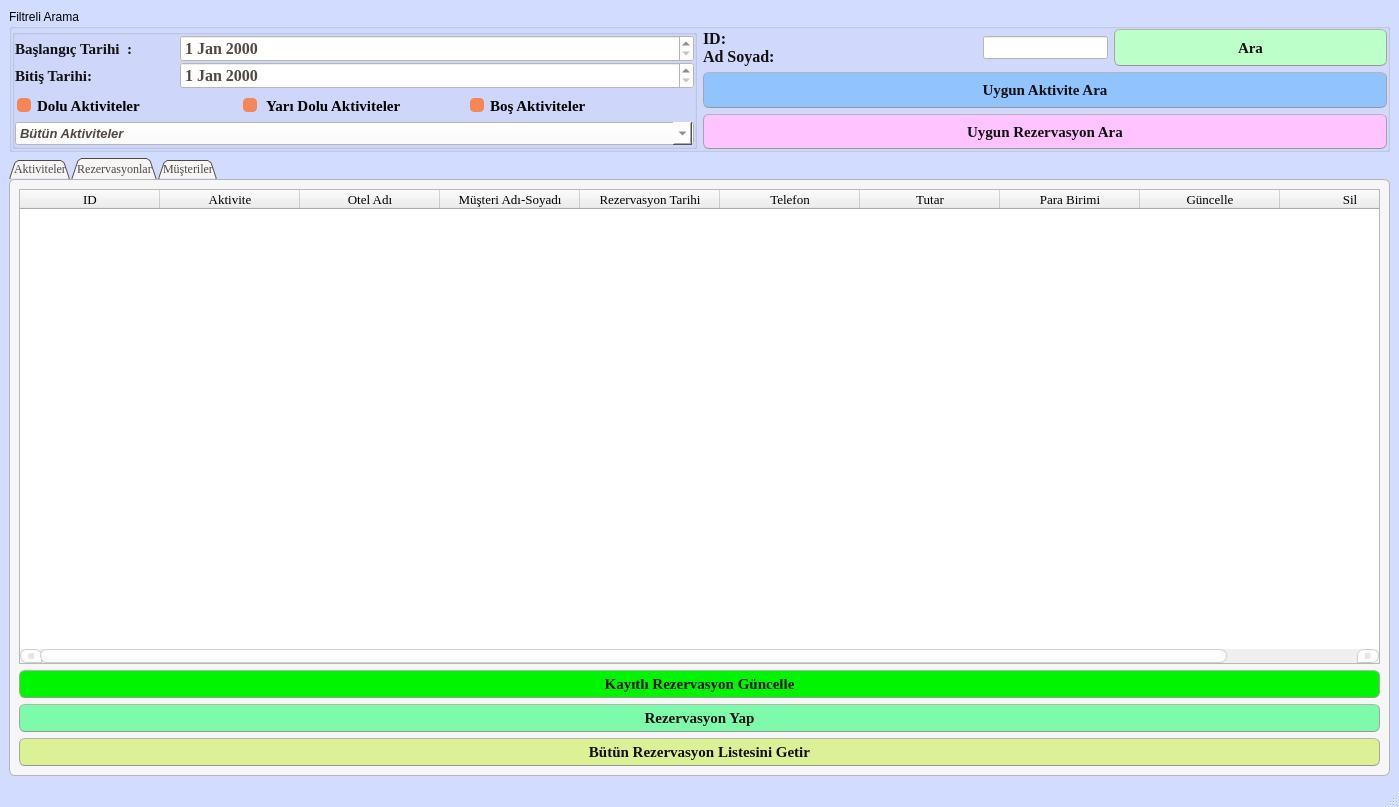
The window that ui_designs/rezTakip.ui (subhanakbenli/Rezervasyon-Takip-Program-) describes before a commit, drawn with Qt 5.
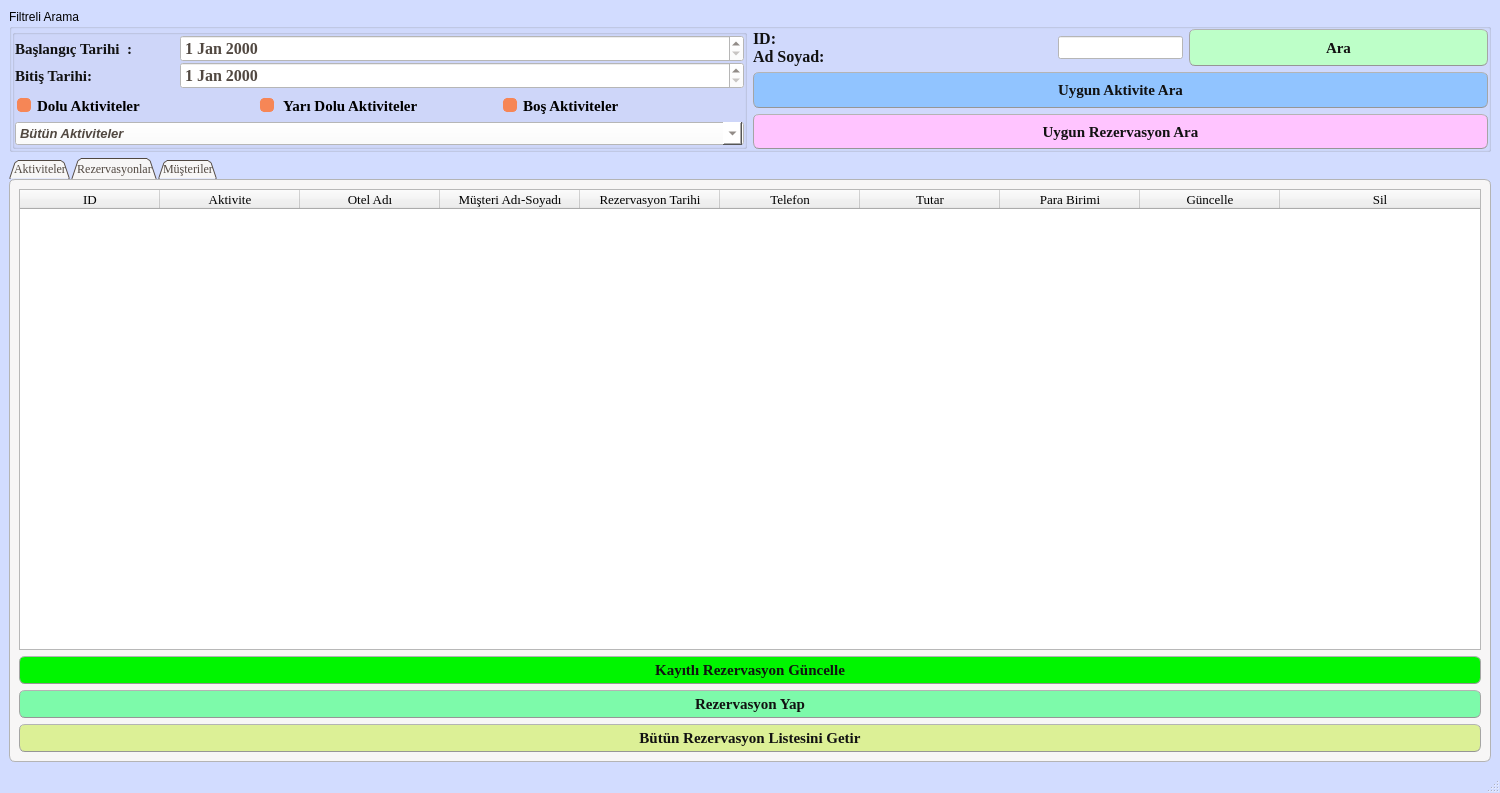
The same window after the commit. The open tabs and pages were chosen to show the change.

```diff
--- a/ui_designs/rezTakip.ui
+++ b/ui_designs/rezTakip.ui
@@ -6,13 +6,13 @@
    <rect>
     <x>0</x>
     <y>0</y>
-    <width>1399</width>
-    <height>807</height>
+    <width>1500</width>
+    <height>793</height>
    </rect>
   </property>
   <property name="minimumSize">
    <size>
-    <width>0</width>
+    <width>1500</width>
     <height>25</height>
    </size>
   </property>
```
Left out of the diff: 4 changed lines with no effect on the pictures.
